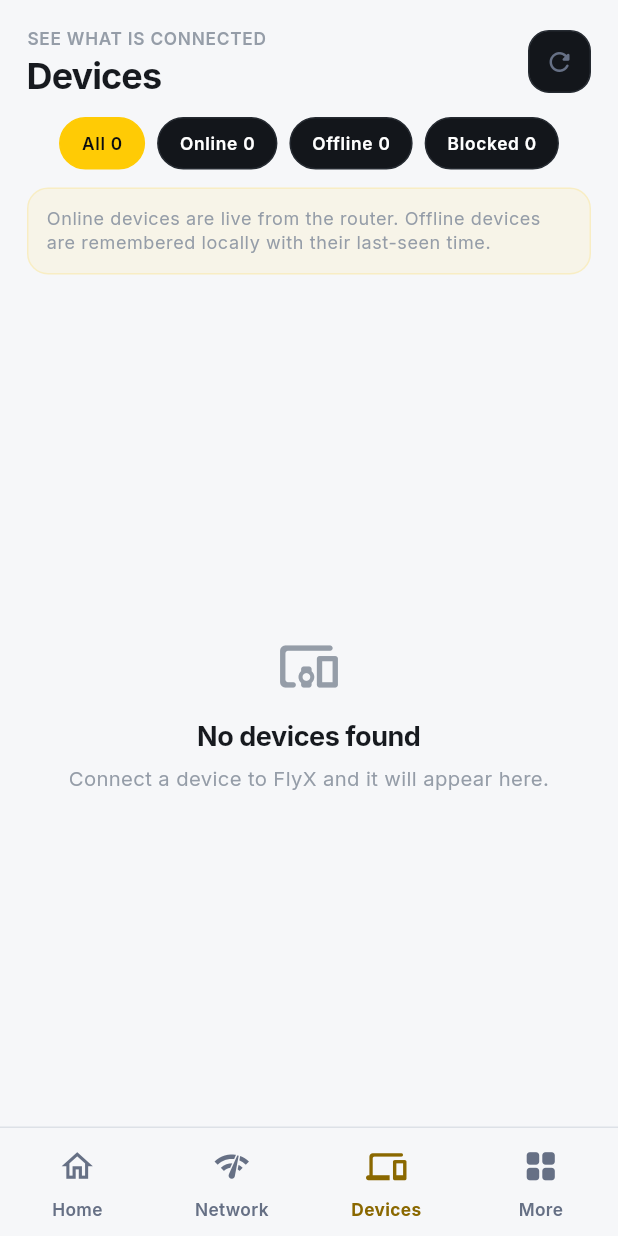
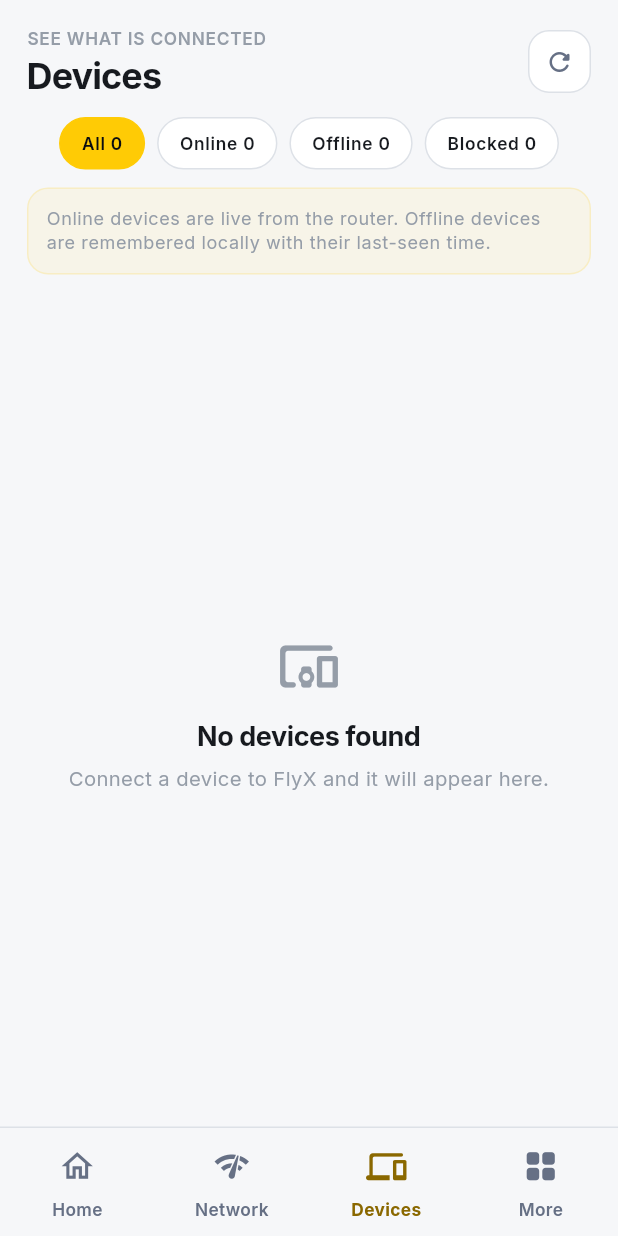
Before and after one commit to drinoayo/flyx-control, a Flutter app: the AppShell screen opened directly, item 3 of the bottom bar chosen, on a phone screen of 412 x 824 dp. Run offline on Flutter 3.47's test engine with Material 3 defaults, Android fonts, the phone set to English and light mode, and no system bars; our stand-ins replace dio, flutter_secure_storage, google_fonts, sqflite; accounts and stored records are empty.

Commit message:
Make device filters appearance aware

```diff
--- a/lib/screens/devices_screen.dart
+++ b/lib/screens/devices_screen.dart
@@ -43,9 +43,11 @@ class _DevicesScreenState extends State<DevicesScreen> {
                 width: 42,
                 height: 42,
                 decoration: BoxDecoration(
-                  color: FlyxColors.surface,
+                  color: Theme.of(context).colorScheme.surface,
                   borderRadius: BorderRadius.circular(14),
-                  border: Border.all(color: FlyxColors.line),
+                  border: Border.all(
+                    color: Theme.of(context).colorScheme.outlineVariant,
+                  ),
                 ),
                 child: IconButton(
                   tooltip: 'Refresh',
@@ -150,16 +152,22 @@ class _FilterChip extends StatelessWidget {
         duration: const Duration(milliseconds: 180),
         padding: const EdgeInsets.symmetric(horizontal: 14, vertical: 9),
         decoration: BoxDecoration(
-          color: selected ? FlyxColors.yellow : FlyxColors.surface,
+          color: selected
+              ? FlyxColors.yellow
+              : Theme.of(context).colorScheme.surface,
           borderRadius: BorderRadius.circular(99),
           border: Border.all(
-            color: selected ? FlyxColors.yellow : FlyxColors.line,
+            color: selected
+                ? FlyxColors.yellow
+                : Theme.of(context).colorScheme.outlineVariant,
           ),
         ),
         child: Text(
           label,
           style: Theme.of(context).textTheme.labelMedium?.copyWith(
-                color: selected ? FlyxColors.ink : Colors.white,
+                color: selected
+                    ? FlyxColors.ink
+                    : Theme.of(context).colorScheme.onSurface,
               ),
         ),
       ),
```
